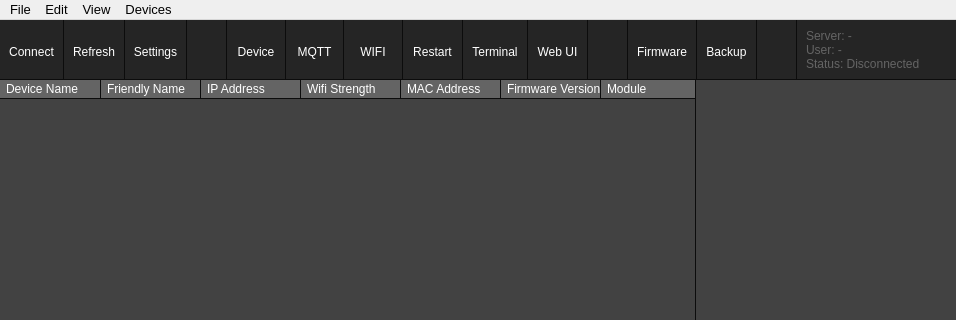
Before: the Qt Designer form src/gui/mainwindow.ui in tom-23/TasmoManager, drawn with Qt 5; both pictures show x 0 to 956 and y 0 to 320 of the 956 by 500 pixel window.
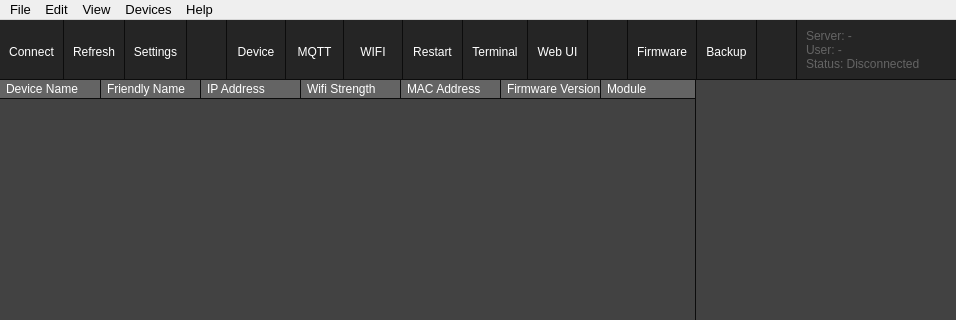
After: the same form once the commit is applied. Icons and pictures are not drawn. Custom widgets are drawn as their Qt base class.

Commit message: Added documentation menu item

Diff of the .ui file:
```diff
--- a/src/gui/mainwindow.ui
+++ b/src/gui/mainwindow.ui
@@ -1031,10 +1031,17 @@
     <addaction name="actionSidebar"/>
     <addaction name="actionToolBar"/>
    </widget>
+   <widget class="QMenu" name="menuHelp">
+    <property name="title">
+     <string>Help</string>
+    </property>
+    <addaction name="actionDocumentation"/>
+   </widget>
    <addaction name="menuFile"/>
    <addaction name="menuEdit"/>
    <addaction name="menuView"/>
    <addaction name="menuDevices"/>
+   <addaction name="menuHelp"/>
   </widget>
   <action name="actionPreferences">
    <property name="text">
```
Left out of the diff: 5 changed lines with no effect on the pictures. The commit also changes 2 other files.
